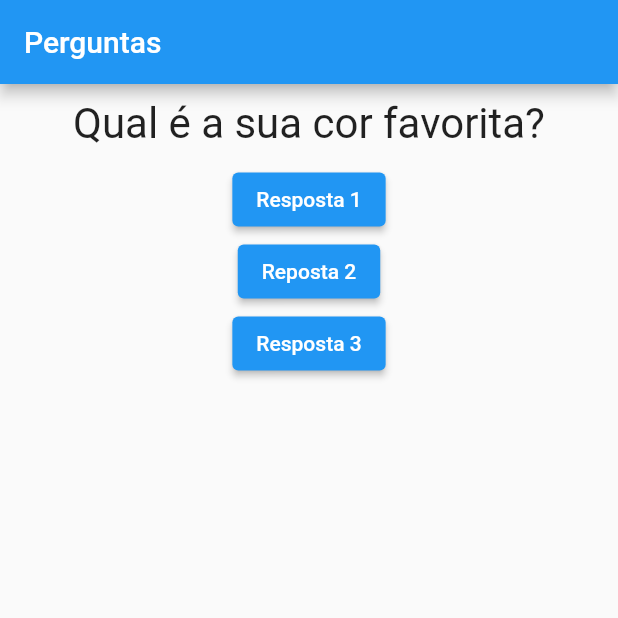
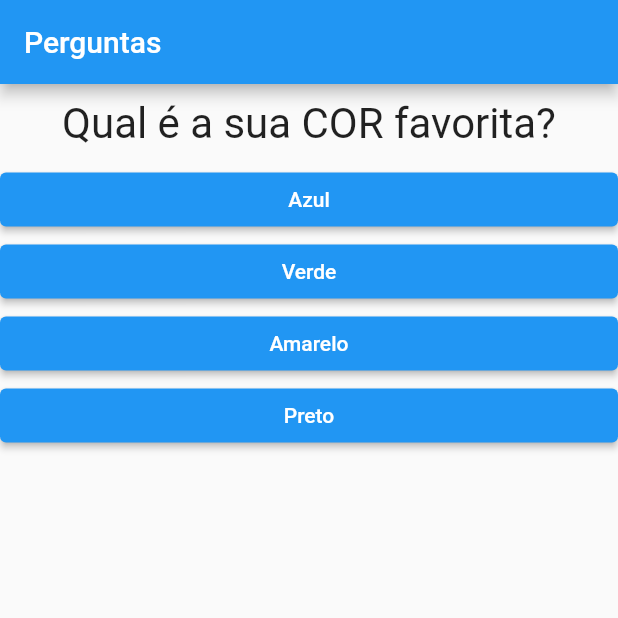
Before and after one commit to fvieir/flutter-projeto_perguntas_repostas, a Flutter app: the screen it shows after launch, on a phone screen of 412 x 824 dp, the top half of it. Run offline on Flutter 3.47's test engine with Material 2 defaults, Android fonts, the light colour scheme and no system bars.

Commit message:
Adicionando lista de resposta

```diff
--- a/lib/main.dart
+++ b/lib/main.dart
@@ -19,9 +19,25 @@ class _StatePerguntaApp extends State<PerguntaApp> {
   @override
   Widget build(BuildContext context) {
     final perguntas = [
-      'Qual é a sua cor favorita?',
-      'Qual é o seu animal favorito?',
+      {
+        'texto': 'Qual é a sua COR favorita?',
+        'resposta': ['Azul', 'Verde', 'Amarelo', 'Preto']
+      },
+      {
+        'texto': 'Qual é o seu ANIMAL favorito?',
+        'resposta': ['Coelho', 'Cachorro', 'Gato', 'Elefante']
+      },
+      {
+        'texto': 'Qual é o seu INSTRUTOR favorito?',
+        'resposta': ['Maria', 'Bia', 'João', 'Léo']
+      }
     ];
+
+    List<Widget> resposta = [];
+
+    for (var element in perguntas[_perguntaRespondida].cast()['resposta']) {
+      resposta.add(Resposta(element, _responder));
+    }
 
     return MaterialApp(
       home: Scaffold(
@@ -30,10 +46,8 @@ class _StatePerguntaApp extends State<PerguntaApp> {
         ),
         body: Column(
           children: [
-            Questao(perguntas[_perguntaRespondida]),
-            Resposta('Resposta 1', _responder),
-            Resposta('Reposta 2', _responder),
-            Resposta('Resposta 3', _responder),
+            Questao(perguntas[_perguntaRespondida]['texto'] as String),
+            ...resposta,
           ],
         ),
       ),
--- a/lib/resposta.dart
+++ b/lib/resposta.dart
@@ -9,13 +9,17 @@ class Resposta extends StatelessWidget {
 
   @override
   Widget build(BuildContext context) {
-    return ElevatedButton(
-      style: ElevatedButton.styleFrom(
-        backgroundColor: Colors.blue,
-        foregroundColor: Colors.white,
+    // ignore: sized_box_for_whitespace
+    return Container(
+      width: double.infinity,
+      child: ElevatedButton(
+        style: ElevatedButton.styleFrom(
+          backgroundColor: Colors.blue,
+          foregroundColor: Colors.white,
+        ),
+        onPressed: quandoSelecionado,
+        child: Text(texto),
       ),
-      onPressed: quandoSelecionado,
-      child: Text(texto),
     );
   }
 }
```
